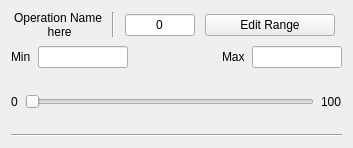
The window that hybridslider.ui (JairajJangle/OpenCV-Catalogue) describes before a commit, drawn with Qt 5.
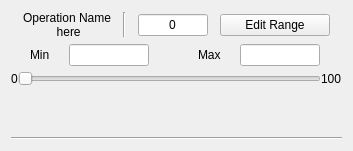
The same window after the commit. Custom widgets are drawn as their Qt base class.

Commit message: Added size issue FIXMEs

Patch:
```diff
--- a/hybridslider.ui
+++ b/hybridslider.ui
@@ -7,11 +7,11 @@
     <x>0</x>
     <y>0</y>
     <width>353</width>
-    <height>148</height>
+    <height>151</height>
    </rect>
   </property>
   <property name="sizePolicy">
-   <sizepolicy hsizetype="Expanding" vsizetype="MinimumExpanding">
+   <sizepolicy hsizetype="Expanding" vsizetype="Minimum">
     <horstretch>0</horstretch>
     <verstretch>0</verstretch>
    </sizepolicy>
@@ -27,10 +27,94 @@
   </property>
   <layout class="QVBoxLayout" name="verticalLayout_2">
    <item>
-    <layout class="QGridLayout" name="gridLayout" rowstretch="1,0,0,0">
-     <property name="spacing">
+    <layout class="QGridLayout" name="gridLayout" rowstretch="1,0,0,0,0">
+     <property name="horizontalSpacing">
       <number>7</number>
      </property>
+     <property name="verticalSpacing">
+      <number>5</number>
+     </property>
+     <item row="1" column="0">
+      <layout class="QHBoxLayout" name="horizontalLayout_4">
+       <property name="sizeConstraint">
+        <enum>QLayout::SetMinimumSize</enum>
+       </property>
+       <item>
+        <widget class="QLabel" name="label_6">
+         <property name="sizePolicy">
+          <sizepolicy hsizetype="Fixed" vsizetype="Fixed">
+           <horstretch>0</horstretch>
+           <verstretch>0</verstretch>
+          </sizepolicy>
+         </property>
+         <property name="text">
+          <string>Min</string>
+         </property>
+        </widget>
+       </item>
+       <item>
+        <widget class="QLineEdit" name="lineEditMinVal">
+         <property name="sizePolicy">
+          <sizepolicy hsizetype="Fixed" vsizetype="Fixed">
+           <horstretch>0</horstretch>
+           <verstretch>0</verstretch>
+          </sizepolicy>
+         </property>
+         <property name="maximumSize">
+          <size>
+           <width>80</width>
+           <height>16777215</height>
+          </size>
+         </property>
+        </widget>
+       </item>
+       <item>
+        <spacer name="horizontalSpacer_2">
+         <property name="orientation">
+          <enum>Qt::Horizontal</enum>
+         </property>
+         <property name="sizeType">
+          <enum>QSizePolicy::Fixed</enum>
+         </property>
+         <property name="sizeHint" stdset="0">
+          <size>
+           <width>30</width>
+           <height>20</height>
+          </size>
+         </property>
+        </spacer>
+       </item>
+       <item>
+        <widget class="QLabel" name="label_5">
+         <property name="sizePolicy">
+          <sizepolicy hsizetype="Fixed" vsizetype="Fixed">
+           <horstretch>0</horstretch>
+           <verstretch>0</verstretch>
+          </sizepolicy>
+         </property>
+         <property name="text">
+          <string>Max</string>
+         </property>
+        </widget>
+       </item>
+       <item>
+        <widget class="QLineEdit" name="lineEditMaxVal">
+         <property name="sizePolicy">
+          <sizepolicy hsizetype="Fixed" vsizetype="Fixed">
+           <horstretch>0</horstretch>
+           <verstretch>0</verstretch>
+          </sizepolicy>
+         </property>
+         <property name="maximumSize">
+          <size>
+           <width>80</width>
+           <height>16777215</height>
+          </size>
+         </property>
+        </widget>
+       </item>
+      </layout>
+     </item>
      <item row="0" column="0">
       <layout class="QHBoxLayout" name="horizontalLayout" stretch="2,0,0,0">
        <item>
@@ -93,9 +177,15 @@
        </item>
        <item>
         <widget class="QPushButton" name="buttonEditApply">
+         <property name="minimumSize">
+          <size>
+           <width>0</width>
+           <height>0</height>
+          </size>
+         </property>
          <property name="maximumSize">
           <size>
-           <width>130</width>
+           <width>110</width>
            <height>16777215</height>
           </size>
          </property>
@@ -109,110 +199,48 @@
      <item row="2" column="0">
       <layout class="QVBoxLayout" name="verticalLayout">
        <item>
-        <layout class="QHBoxLayout" name="horizontalLayout_4">
+        <layout class="QHBoxLayout" name="horizontalLayout_2">
          <item>
-          <widget class="QLabel" name="label_6">
-           <property name="sizePolicy">
-            <sizepolicy hsizetype="Fixed" vsizetype="Fixed">
-             <horstretch>0</horstretch>
-             <verstretch>0</verstretch>
-            </sizepolicy>
-           </property>
+          <widget class="QLabel" name="labelMinVal">
            <property name="text">
-            <string>Min</string>
+            <string>0</string>
            </property>
           </widget>
          </item>
          <item>
-          <widget class="QLineEdit" name="lineEditMinVal">
-           <property name="sizePolicy">
-            <sizepolicy hsizetype="Fixed" vsizetype="Fixed">
-             <horstretch>0</horstretch>
-             <verstretch>0</verstretch>
-            </sizepolicy>
+          <widget class="QSlider" name="sliderVal">
+           <property name="maximum">
+            <number>1000</number>
            </property>
-           <property name="maximumSize">
-            <size>
-             <width>90</width>
-             <height>16777215</height>
-            </size>
-           </property>
-          </widget>
-         </item>
-         <item>
-          <spacer name="horizontalSpacer_2">
            <property name="orientation">
             <enum>Qt::Horizontal</enum>
            </property>
-           <property name="sizeType">
-            <enum>QSizePolicy::MinimumExpanding</enum>
-           </property>
-           <property name="sizeHint" stdset="0">
-            <size>
-             <width>40</width>
-             <height>20</height>
-            </size>
-           </property>
-          </spacer>
-         </item>
-         <item>
-          <widget class="QLabel" name="label_5">
-           <property name="sizePolicy">
-            <sizepolicy hsizetype="Fixed" vsizetype="Fixed">
-             <horstretch>0</horstretch>
-             <verstretch>0</verstretch>
-            </sizepolicy>
-           </property>
-           <property name="text">
-            <string>Max</string>
-           </property>
           </widget>
          </item>
          <item>
-          <widget class="QLineEdit" name="lineEditMaxVal">
-           <property name="sizePolicy">
-            <sizepolicy hsizetype="Fixed" vsizetype="Fixed">
-             <horstretch>0</horstretch>
-             <verstretch>0</verstretch>
-            </sizepolicy>
-           </property>
-           <property name="maximumSize">
-            <size>
-             <width>90</width>
-             <height>16777215</height>
-            </size>
+          <widget class="QLabel" name="labelMaxVal">
+           <property name="text">
+            <string>100</string>
            </property>
           </widget>
          </item>
         </layout>
        </item>
-      </layout>
-     </item>
-     <item row="3" column="0">
-      <layout class="QHBoxLayout" name="horizontalLayout_2">
        <item>
-        <widget class="QLabel" name="labelMinVal">
-         <property name="text">
-          <string>0</string>
-         </property>
-        </widget>
-       </item>
-       <item>
-        <widget class="QSlider" name="sliderVal">
-         <property name="maximum">
-          <number>1000</number>
-         </property>
+        <spacer name="verticalSpacer">
          <property name="orientation">
-          <enum>Qt::Horizontal</enum>
+          <enum>Qt::Vertical</enum>
          </property>
-        </widget>
-       </item>
-       <item>
-        <widget class="QLabel" name="labelMaxVal">
-         <property name="text">
-          <string>100</string>
+         <property name="sizeType">
+          <enum>QSizePolicy::Expanding</enum>
          </property>
-        </widget>
+         <property name="sizeHint" stdset="0">
+          <size>
+           <width>20</width>
+           <height>0</height>
+          </size>
+         </property>
+        </spacer>
        </item>
       </layout>
      </item>
```
The commit also changes 1 other file.
